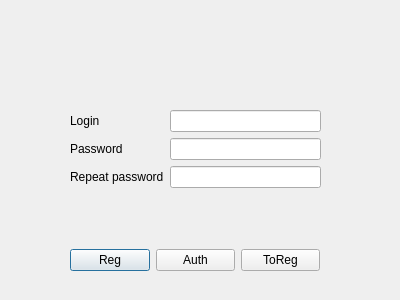
Old version of the form hampsters/Cazik/authregform.ui in the repository whynotfu/Hampsetes.
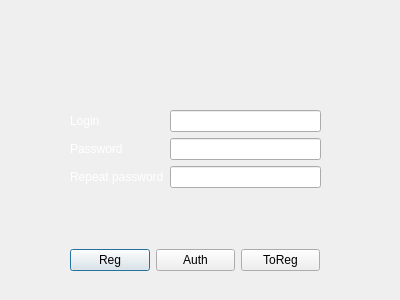
New version of the form.

Patch:
```diff
--- a/hampsters/Cazik/authregform.ui
+++ b/hampsters/Cazik/authregform.ui
@@ -72,7 +72,7 @@
     <item row="0" column="0">
      <widget class="QLabel" name="LoginLabel">
       <property name="text">
-       <string>Login</string>
+       <string>&lt;html&gt;&lt;head/&gt;&lt;body&gt;&lt;p&gt;&lt;span style=&quot; color:#ffffff;&quot;&gt;Login&lt;/span&gt;&lt;/p&gt;&lt;/body&gt;&lt;/html&gt;</string>
       </property>
      </widget>
     </item>
@@ -82,7 +82,7 @@
     <item row="1" column="0">
      <widget class="QLabel" name="PasswordLabel">
       <property name="text">
-       <string>Password</string>
+       <string>&lt;html&gt;&lt;head/&gt;&lt;body&gt;&lt;p&gt;&lt;span style=&quot; color:#ffffff;&quot;&gt;Password&lt;/span&gt;&lt;/p&gt;&lt;/body&gt;&lt;/html&gt;</string>
       </property>
      </widget>
     </item>
@@ -92,7 +92,7 @@
     <item row="2" column="0">
      <widget class="QLabel" name="RepeatLabel">
       <property name="text">
-       <string>Repeat password</string>
+       <string>&lt;html&gt;&lt;head/&gt;&lt;body&gt;&lt;p&gt;&lt;span style=&quot; color:#ffffff;&quot;&gt;Repeat password&lt;/span&gt;&lt;/p&gt;&lt;/body&gt;&lt;/html&gt;</string>
       </property>
      </widget>
     </item>
```
